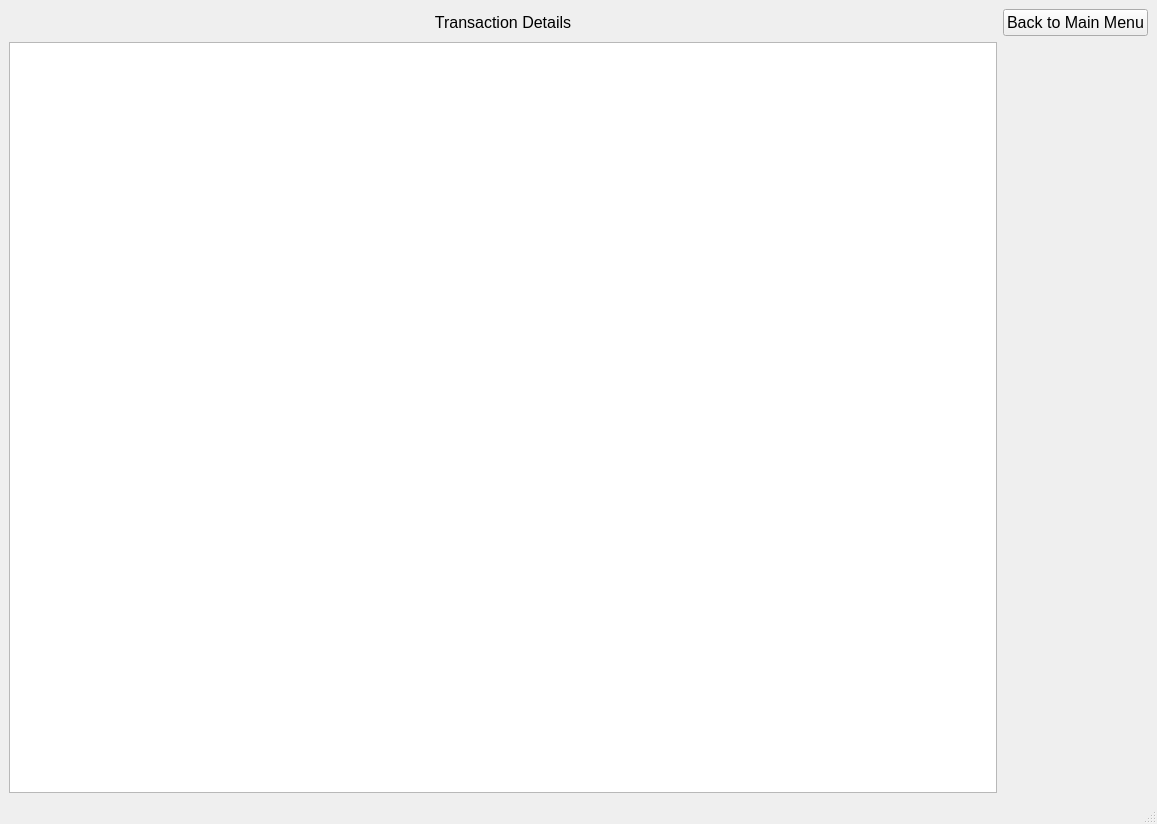
himanshu53929/cppCodes, file ViewTransactionWindow.ui: the form before one commit.
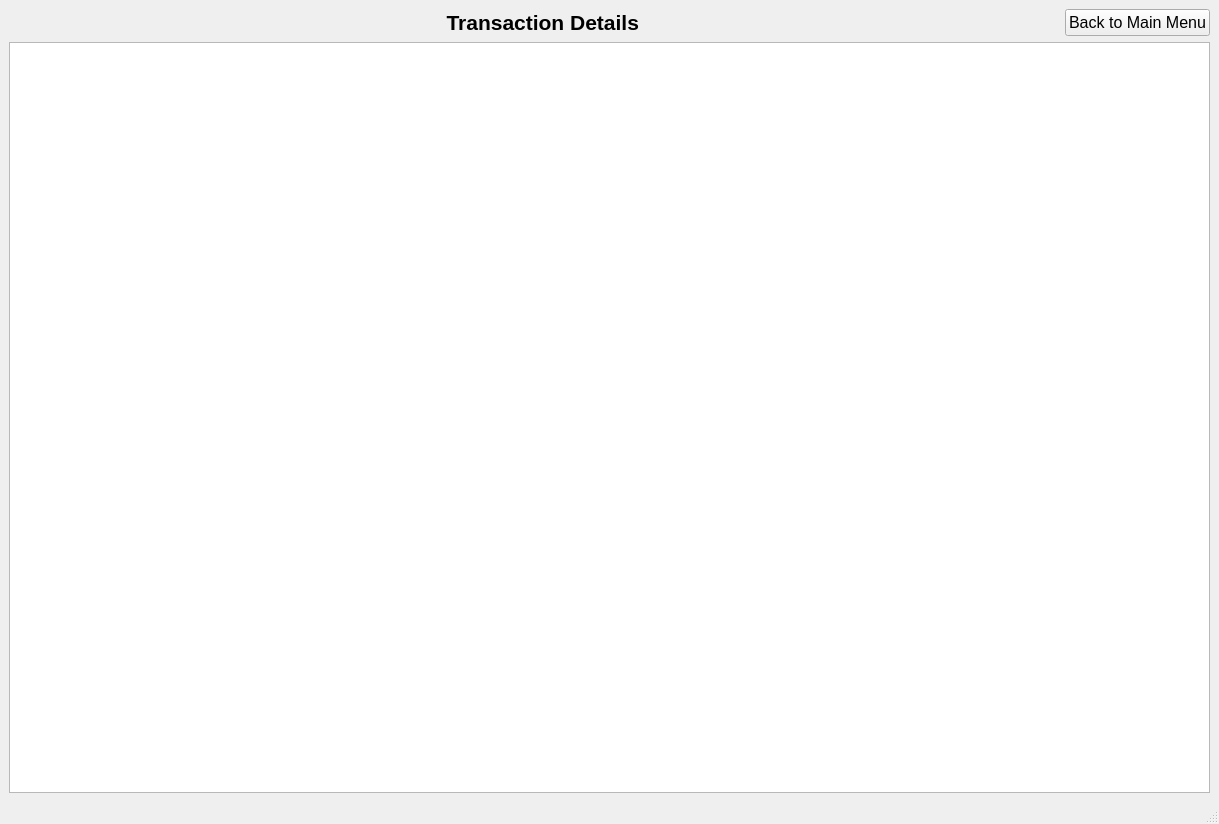
The form after the commit.

What changed in the file:
```diff
--- a/ViewTransactionWindow.ui
+++ b/ViewTransactionWindow.ui
@@ -15,22 +15,26 @@
   </property>
   <widget class="QWidget" name="centralwidget">
    <layout class="QGridLayout" name="gridLayout">
-    <item row="1" column="1">
+    <item row="0" column="0">
      <widget class="QLabel" name="label">
       <property name="font">
        <font>
-        <pointsize>12</pointsize>
+        <pointsize>16</pointsize>
+        <bold>true</bold>
        </font>
       </property>
       <property name="text">
-       <string>Transaction Details</string>
+       <string>                                                                           Transaction Details                                                                        </string>
       </property>
       <property name="alignment">
        <set>Qt::AlignmentFlag::AlignCenter</set>
       </property>
      </widget>
     </item>
-    <item row="1" column="2">
+    <item row="2" column="0" colspan="2">
+     <widget class="QTableWidget" name="tableWidget"/>
+    </item>
+    <item row="0" column="1">
      <widget class="QPushButton" name="pushButton">
       <property name="font">
        <font>
@@ -42,9 +46,6 @@
       </property>
      </widget>
     </item>
-    <item row="2" column="1">
-     <widget class="QTableWidget" name="tableWidget"/>
-    </item>
    </layout>
   </widget>
   <widget class="QMenuBar" name="menubar">
```
